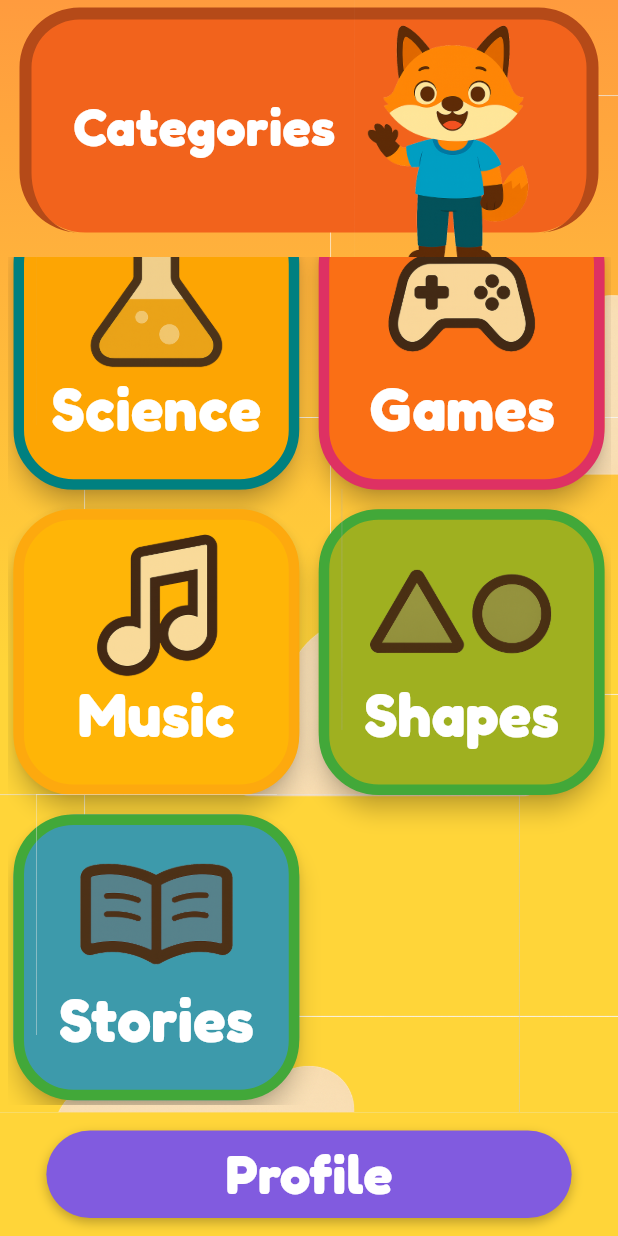
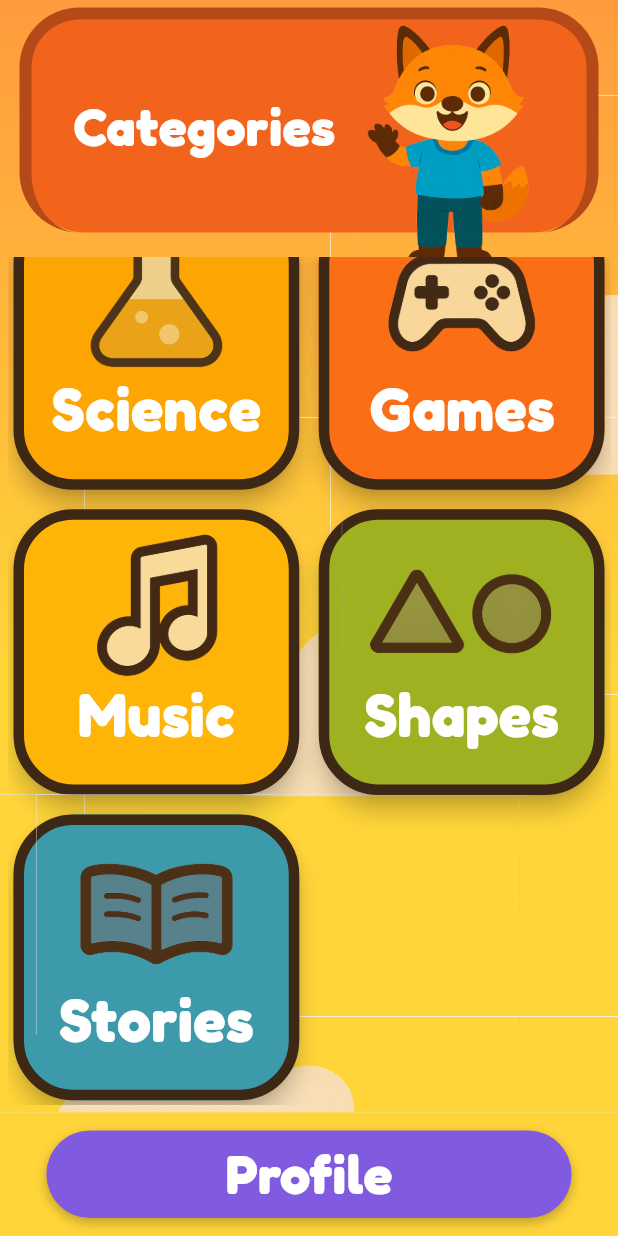
Before and after one commit to argadenil/zinzy, a Flutter app: the screen it shows after launch, scrolled down 446 dp, on a phone screen of 412 x 824 dp. Run offline on Flutter 3.47's test engine with Material 3 defaults, Android fonts, the phone set to English and light mode, and no system bars; our stand-ins replace google_fonts.

Commit message:
code updated for border

```diff
--- a/lib/screens/home.dart
+++ b/lib/screens/home.dart
@@ -111,21 +111,22 @@ class _HomeScreenState extends State<HomeScreen> {
                                   ),
                                   label: 'Animals',
                                   backgroundColor: const Color(0xff20b2aa),
-                                  borderColor: const Color(0xff008080),
+                                  borderColor: const Color(0xff3c2815),
                                   fontSize: cardSize * 0.25,
                                 ),
                                 buildUniformCard(
                                   content: Transform.scale(
                                     scale: 2,
                                     child: Image.asset(
-                                      'assets/images/numbers1.png',
+                                      'assets/images/numbers.png',
                                       width: cardSize * 0.5,
                                       height: cardSize * 0.5,
                                     ),
                                   ),
                                   label: 'Numbers',
                                   backgroundColor: const Color(0xffff4200),
-                                  borderColor: const Color(0xffDE3163),
+                                  borderColor: const Color(0xff3c2815),
+
                                   fontSize: cardSize * 0.25,
                                 ),
                                 buildUniformCard(
@@ -139,7 +140,8 @@ class _HomeScreenState extends State<HomeScreen> {
                                   ),
                                   label: 'Alphabet',
                                   backgroundColor: const Color(0xfffebf15),
-                                  borderColor: const Color(0xfffda90e),
+                                  borderColor: const Color(0xff3c2815),
+
                                   fontSize: cardSize * 0.25,
                                 ),
                                 buildUniformCard(
@@ -153,7 +155,7 @@ class _HomeScreenState extends State<HomeScreen> {
                                   ),
                                   label: 'Colors',
                                   backgroundColor: const Color(0xff3ebc4e),
-                                  borderColor: const Color(0xff42a839),
+                                  borderColor: const Color(0xff3c2815),
                                   fontSize: cardSize * 0.25,
                                 ),
                                 buildUniformCard(
@@ -167,7 +169,7 @@ class _HomeScreenState extends State<HomeScreen> {
                                   ),
                                   label: 'Science',
                                   backgroundColor: const Color(0xfffda503),
-                                  borderColor: const Color(0xff008080),
+                                  borderColor: const Color(0xff3c2815),
                                   fontSize: cardSize * 0.25,
                                 ),
                                 buildUniformCard(
@@ -181,7 +183,7 @@ class _HomeScreenState extends State<HomeScreen> {
                                   ),
                                   label: 'Games',
                                   backgroundColor: const Color(0xfffa6f15),
-                                  borderColor: const Color(0xffDE3163),
+                                  borderColor: const Color(0xff3c2815),
                                   fontSize: cardSize * 0.25,
                                 ),
                                 buildUniformCard(
@@ -195,7 +197,7 @@ class _HomeScreenState extends State<HomeScreen> {
                                   ),
                                   label: 'Music',
                                   backgroundColor: const Color(0xffffb507),
-                                  borderColor: const Color(0xfffda90e),
+                                  borderColor: const Color(0xff3c2815),
                                   fontSize: cardSize * 0.25,
                                 ),
                                 buildUniformCard(
@@ -209,7 +211,7 @@ class _HomeScreenState extends State<HomeScreen> {
                                   ),
                                   label: 'Shapes',
                                   backgroundColor: const Color(0xff9fb020),
-                                  borderColor: const Color(0xff42a839),
+                                  borderColor: const Color(0xff3c2815),
                                   fontSize: cardSize * 0.25,
                                 ),
                                 buildUniformCard(
@@ -223,7 +225,7 @@ class _HomeScreenState extends State<HomeScreen> {
                                   ),
                                   label: 'Stories',
                                   backgroundColor: const Color(0xff3d9aab),
-                                  borderColor: const Color(0xff42a839),
+                                  borderColor: const Color(0xff3c2815),
                                   fontSize: cardSize * 0.25,
                                 ),
                               ],
```
